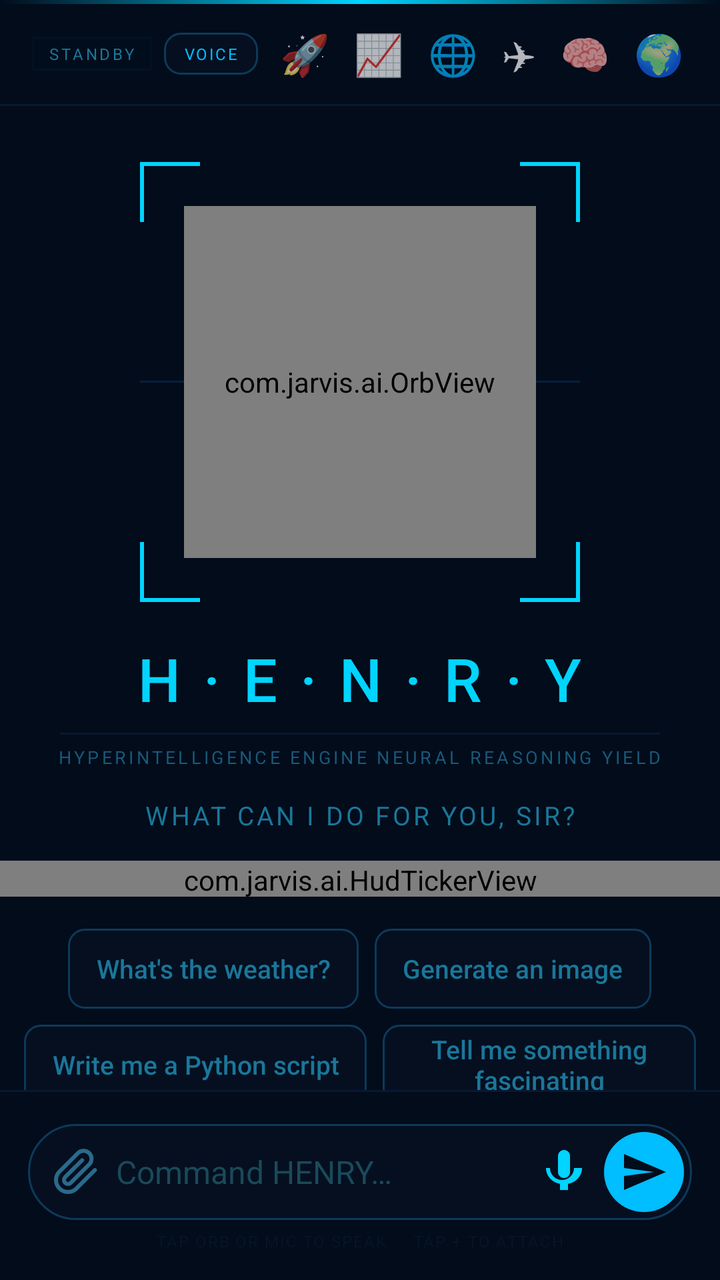
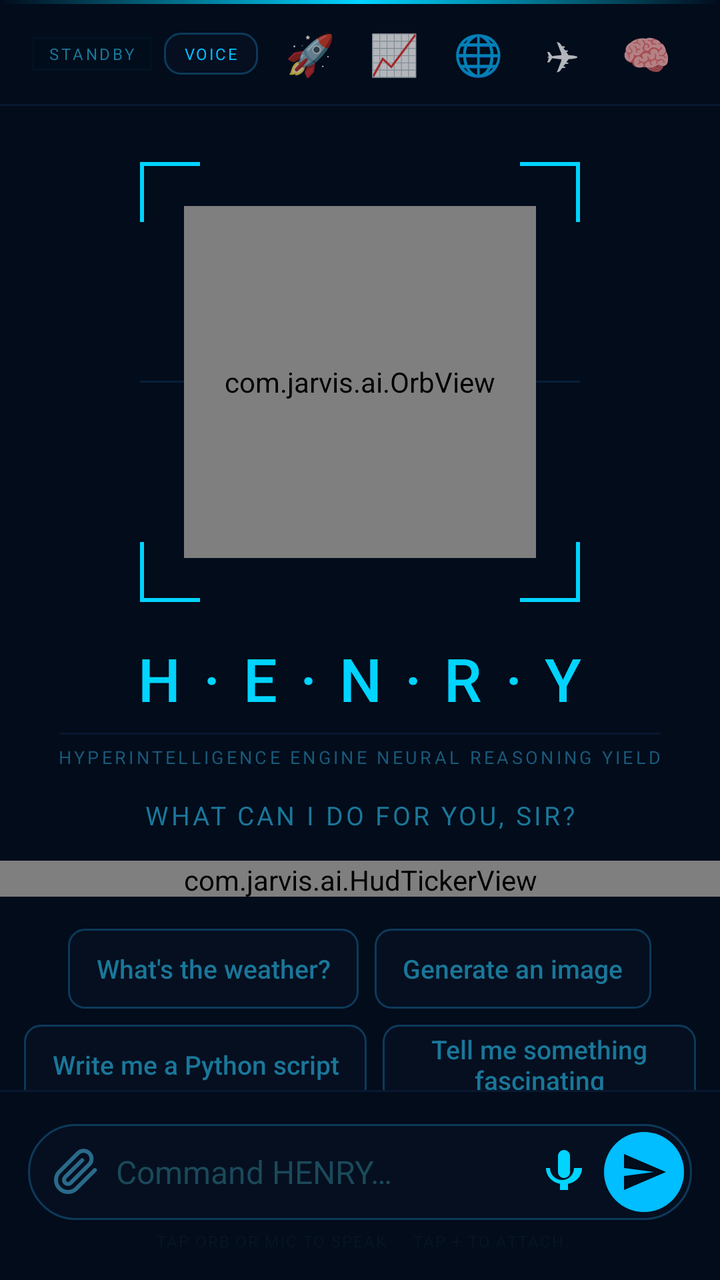

Screens rendered from an Android XML layout before and after an edit, with the pre-edit source and the edit as a unified diff.
<!-- AndroidManifest.xml: application theme Theme.Jarvis -->
<!-- res/layout/activity_main.xml -->
<?xml version="1.0" encoding="utf-8"?>
<androidx.constraintlayout.widget.ConstraintLayout
    xmlns:android="http://schemas.android.com/apk/res/android"
    xmlns:app="http://schemas.android.com/apk/res-auto"
    android:layout_width="match_parent"
    android:layout_height="match_parent"
    android:background="#020C1B">

    
    <View
        android:id="@+id/top_line"
        android:layout_width="match_parent"
        android:layout_height="2dp"
        android:background="@drawable/bg_gradient_line"
        app:layout_constraintTop_toTopOf="parent"
        app:layout_constraintStart_toStartOf="parent"/>

    
    <LinearLayout
        android:id="@+id/topbar"
        android:layout_width="match_parent"
        android:layout_height="50dp"
        android:orientation="horizontal"
        android:gravity="center_vertical"
        android:paddingStart="16dp"
        android:paddingEnd="12dp"
        android:background="#020C1B"
        app:layout_constraintTop_toBottomOf="@id/top_line"
        app:layout_constraintStart_toStartOf="parent">

        
        <LinearLayout
            android:layout_width="0dp"
            android:layout_height="wrap_content"
            android:layout_weight="1"
            android:orientation="vertical">

            <TextView
                android:id="@+id/tv_title"
                android:layout_width="wrap_content"
                android:layout_height="wrap_content"
                android:text="H·E·N·R·Y"
                android:textColor="#00D4FF"
                android:textSize="14sp"
                android:letterSpacing="0.32"
                android:fontFamily="sans-serif-medium"/>

            <TextView
                android:layout_width="wrap_content"
                android:layout_height="wrap_content"
                android:text="HYPERINTELLIGENCE ENGINE NEURAL REASONING YIELD"
                android:textColor="#2E6A8A"
                android:textSize="6sp"
                android:letterSpacing="0.12"/>

        </LinearLayout>

        
        <TextView
            android:id="@+id/tv_status"
            android:layout_width="wrap_content"
            android:layout_height="wrap_content"
            android:text="STANDBY"
            android:textColor="#1A7799"
            android:textSize="8sp"
            android:letterSpacing="0.16"
            android:paddingHorizontal="8dp"
            android:paddingVertical="3dp"
            android:layout_marginEnd="6dp"
            android:background="@drawable/bg_status_badge"/>

        
        <TextView
            android:id="@+id/btn_voice"
            android:layout_width="wrap_content"
            android:layout_height="wrap_content"
            android:text="VOICE"
            android:textColor="#00BEFF"
            android:textSize="8sp"
            android:letterSpacing="0.1"
            android:paddingHorizontal="10dp"
            android:paddingVertical="5dp"
            android:layout_marginEnd="6dp"
            android:background="@drawable/bg_chip"
            android:clickable="true"
            android:focusable="true"
            android:contentDescription="Voice settings"/>

        
        <TextView
            android:id="@+id/btn_space"
            android:layout_width="wrap_content"
            android:layout_height="wrap_content"
            android:text="🚀"
            android:textSize="20sp"
            android:paddingHorizontal="5dp"
            android:paddingVertical="4dp"
            android:layout_marginEnd="2dp"
            android:clickable="true"
            android:focusable="true"
            android:contentDescription="Space Command"/>

        
        <TextView
            android:id="@+id/btn_markets"
            android:layout_width="wrap_content"
            android:layout_height="wrap_content"
            android:text="📈"
            android:textSize="20sp"
            android:paddingHorizontal="5dp"
            android:paddingVertical="4dp"
            android:layout_marginEnd="2dp"
            android:clickable="true"
            android:focusable="true"
            android:contentDescription="Live Markets"/>

        
        <TextView
            android:id="@+id/btn_earth_radar"
            android:layout_width="wrap_content"
            android:layout_height="wrap_content"
            android:text="🌐"
            android:textSize="20sp"
            android:paddingHorizontal="5dp"
            android:paddingVertical="4dp"
            android:layout_marginEnd="2dp"
            android:clickable="true"
            android:focusable="true"
            android:contentDescription="Earth Radar"/>

        
        <TextView
            android:id="@+id/btn_flight"
            android:layout_width="wrap_content"
            android:layout_height="wrap_content"
            android:text="✈"
            android:textSize="20sp"
            android:paddingHorizontal="5dp"
            android:paddingVertical="4dp"
            android:layout_marginEnd="2dp"
            android:clickable="true"
            android:focusable="true"
            android:contentDescription="Flight Tracker"/>

        
        <TextView
            android:id="@+id/btn_brain"
            android:layout_width="wrap_content"
            android:layout_height="wrap_content"
            android:text="🧠"
            android:textSize="20sp"
            android:paddingHorizontal="5dp"
            android:paddingVertical="4dp"
            android:layout_marginEnd="2dp"
            android:clickable="true"
            android:focusable="true"
            android:contentDescription="Brain"/>

        
        <TextView
            android:id="@+id/btn_earth_map"
            android:layout_width="wrap_content"
            android:layout_height="wrap_content"
            android:text="🌍"
            android:textSize="20sp"
            android:paddingHorizontal="5dp"
            android:paddingVertical="4dp"
            android:layout_marginEnd="2dp"
            android:clickable="true"
            android:focusable="true"
            android:contentDescription="Earth Map"/>

        
        <TextView
            android:id="@+id/btn_animal_scan"
            android:layout_width="wrap_content"
            android:layout_height="wrap_content"
            android:text="🐾"
            android:textSize="20sp"
            android:paddingHorizontal="5dp"
            android:paddingVertical="4dp"
            android:layout_marginEnd="2dp"
            android:clickable="true"
            android:focusable="true"
            android:contentDescription="Animal Scanner"/>

        
        <TextView
            android:id="@+id/btn_plant_scan"
            android:layout_width="wrap_content"
            android:layout_height="wrap_content"
            android:text="🌿"
            android:textSize="20sp"
            android:paddingHorizontal="5dp"
            android:paddingVertical="4dp"
            android:layout_marginEnd="2dp"
            android:clickable="true"
            android:focusable="true"
            android:contentDescription="Plant Scanner"/>

        
        <ImageButton
            android:id="@+id/btn_clear"
            android:layout_width="34dp"
            android:layout_height="34dp"
            android:background="@android:color/transparent"
            android:src="@drawable/ic_delete"
            android:contentDescription="Clear"
            android:tint="#2A6A8A"/>

    </LinearLayout>

    
    <View
        android:id="@+id/top_bar_line"
        android:layout_width="match_parent"
        android:layout_height="1dp"
        android:background="#081830"
        app:layout_constraintTop_toBottomOf="@id/topbar"
        app:layout_constraintStart_toStartOf="parent"/>

    
    <androidx.core.widget.NestedScrollView
        android:id="@+id/scroll_main"
        android:layout_width="match_parent"
        android:layout_height="0dp"
        android:fillViewport="true"
        app:layout_constraintTop_toBottomOf="@id/top_bar_line"
        app:layout_constraintBottom_toTopOf="@id/bottom_bar_line"
        app:layout_constraintStart_toStartOf="parent"
        app:layout_constraintEnd_toEndOf="parent">

        <LinearLayout
            android:layout_width="match_parent"
            android:layout_height="wrap_content"
            android:orientation="vertical">

            
            <LinearLayout
                android:id="@+id/orb_section"
                android:layout_width="match_parent"
                android:layout_height="wrap_content"
                android:orientation="vertical"
                android:gravity="center"
                android:paddingTop="28dp"
                android:paddingBottom="4dp">

                
                <FrameLayout
                    android:layout_width="220dp"
                    android:layout_height="220dp"
                    android:gravity="center">

                    
                    <View android:layout_width="30dp" android:layout_height="2dp"
                        android:background="#00D4FF" android:layout_gravity="top|start"/>
                    <View android:layout_width="2dp" android:layout_height="30dp"
                        android:background="#00D4FF" android:layout_gravity="top|start"/>
                    
                    <View android:layout_width="30dp" android:layout_height="2dp"
                        android:background="#00D4FF" android:layout_gravity="top|end"/>
                    <View android:layout_width="2dp" android:layout_height="30dp"
                        android:background="#00D4FF" android:layout_gravity="top|end"/>
                    
                    <View android:layout_width="30dp" android:layout_height="2dp"
                        android:background="#00D4FF" android:layout_gravity="bottom|start"/>
                    <View android:layout_width="2dp" android:layout_height="30dp"
                        android:background="#00D4FF" android:layout_gravity="bottom|start"/>
                    
                    <View android:layout_width="30dp" android:layout_height="2dp"
                        android:background="#00D4FF" android:layout_gravity="bottom|end"/>
                    <View android:layout_width="2dp" android:layout_height="30dp"
                        android:background="#00D4FF" android:layout_gravity="bottom|end"/>

                    
                    <View android:layout_width="match_parent" android:layout_height="1dp"
                        android:background="#06203A" android:layout_gravity="center"/>

                    
                    <com.jarvis.ai.OrbView
                        android:id="@+id/orb_view"
                        android:layout_width="176dp"
                        android:layout_height="176dp"
                        android:layout_gravity="center"
                        android:clickable="true"
                        android:focusable="true"/>

                </FrameLayout>

                
                <TextView
                    android:id="@+id/tv_henry_name"
                    android:layout_width="wrap_content"
                    android:layout_height="wrap_content"
                    android:text="H·E·N·R·Y"
                    android:textColor="#00D4FF"
                    android:textSize="30sp"
                    android:letterSpacing="0.38"
                    android:fontFamily="sans-serif-medium"
                    android:layout_marginTop="18dp"/>

                
                <View
                    android:layout_width="300dp"
                    android:layout_height="1dp"
                    android:background="#081830"
                    android:layout_marginTop="7dp"/>

                
                <TextView
                    android:layout_width="wrap_content"
                    android:layout_height="wrap_content"
                    android:text="HYPERINTELLIGENCE ENGINE NEURAL REASONING YIELD"
                    android:textColor="#1A5A7A"
                    android:textSize="9sp"
                    android:letterSpacing="0.16"
                    android:layout_marginTop="5dp"/>

                
                <TextView
                    android:id="@+id/tv_orb_hint"
                    android:layout_width="wrap_content"
                    android:layout_height="wrap_content"
                    android:text="WHAT CAN I DO FOR YOU, SIR?"
                    android:textColor="#1A7799"
                    android:textSize="13sp"
                    android:letterSpacing="0.1"
                    android:layout_marginTop="14dp"/>

                
                <com.jarvis.ai.HudTickerView
                    android:layout_width="match_parent"
                    android:layout_height="18dp"
                    android:layout_marginTop="14dp"/>

            </LinearLayout>

            
            <LinearLayout
                android:id="@+id/chips_row1"
                android:layout_width="match_parent"
                android:layout_height="wrap_content"
                android:orientation="horizontal"
                android:gravity="center"
                android:paddingHorizontal="12dp"
                android:layout_marginTop="12dp">

                <Button
                    android:id="@+id/chip1"
                    style="@android:style/Widget.Material.Button.Borderless"
                    android:layout_width="wrap_content"
                    android:layout_height="40dp"
                    android:text="What's the weather?"
                    android:textColor="#1A7799"
                    android:textSize="13sp"
                    android:textAllCaps="false"
                    android:background="@drawable/bg_chip"
                    android:paddingHorizontal="14dp"
                    android:layout_marginEnd="8dp"
                    android:stateListAnimator="@null"/>

                <Button
                    android:id="@+id/chip2"
                    style="@android:style/Widget.Material.Button.Borderless"
                    android:layout_width="wrap_content"
                    android:layout_height="40dp"
                    android:text="Generate an image"
                    android:textColor="#1A7799"
                    android:textSize="13sp"
                    android:textAllCaps="false"
                    android:background="@drawable/bg_chip"
                    android:paddingHorizontal="14dp"
                    android:stateListAnimator="@null"/>

            </LinearLayout>

            
            <LinearLayout
                android:id="@+id/chips_row2"
                android:layout_width="match_parent"
                android:layout_height="wrap_content"
                android:orientation="horizontal"
                android:gravity="center"
                android:paddingHorizontal="12dp"
                android:layout_marginTop="8dp">

                <Button
                    android:id="@+id/chip3"
                    style="@android:style/Widget.Material.Button.Borderless"
                    android:layout_width="wrap_content"
                    android:layout_height="40dp"
                    android:text="Write me a Python script"
                    android:textColor="#1A7799"
                    android:textSize="13sp"
                    android:textAllCaps="false"
                    android:background="@drawable/bg_chip"
                    android:paddingHorizontal="14dp"
                    android:layout_marginEnd="8dp"
                    android:stateListAnimator="@null"/>

                <Button
                    android:id="@+id/chip4"
                    style="@android:style/Widget.Material.Button.Borderless"
                    android:layout_width="wrap_content"
                    android:layout_height="40dp"
                    android:text="Tell me something fascinating"
                    android:textColor="#1A7799"
                    android:textSize="13sp"
                    android:textAllCaps="false"
                    android:background="@drawable/bg_chip"
                    android:paddingHorizontal="14dp"
                    android:stateListAnimator="@null"/>

            </LinearLayout>

            
            <LinearLayout
                android:id="@+id/chips_row3"
                android:layout_width="match_parent"
                android:layout_height="wrap_content"
                android:orientation="horizontal"
                android:gravity="center"
                android:paddingHorizontal="12dp"
                android:layout_marginTop="8dp"
                android:layout_marginBottom="12dp">

                <Button
                    android:id="@+id/chip5"
                    style="@android:style/Widget.Material.Button.Borderless"
                    android:layout_width="wrap_content"
                    android:layout_height="40dp"
                    android:text="Latest tech news"
                    android:textColor="#1A7799"
                    android:textSize="13sp"
                    android:textAllCaps="false"
                    android:background="@drawable/bg_chip"
                    android:paddingHorizontal="14dp"
                    android:layout_marginEnd="8dp"
                    android:stateListAnimator="@null"/>

                <Button
                    android:id="@+id/chip6"
                    style="@android:style/Widget.Material.Button.Borderless"
                    android:layout_width="wrap_content"
                    android:layout_height="40dp"
                    android:text="Explain quantum computing"
                    android:textColor="#1A7799"
                    android:textSize="13sp"
                    android:textAllCaps="false"
                    android:background="@drawable/bg_chip"
                    android:paddingHorizontal="14dp"
                    android:stateListAnimator="@null"/>

            </LinearLayout>

            
            <androidx.recyclerview.widget.RecyclerView
                android:id="@+id/recycler_chat"
                android:layout_width="match_parent"
                android:layout_height="wrap_content"
                android:paddingHorizontal="10dp"
                android:paddingTop="4dp"
                android:paddingBottom="8dp"
                android:clipToPadding="false"
                android:scrollbars="none"
                android:nestedScrollingEnabled="false"/>

        </LinearLayout>
    </androidx.core.widget.NestedScrollView>

    
    <View
        android:id="@+id/bottom_bar_line"
        android:layout_width="match_parent"
        android:layout_height="1dp"
        android:background="#081830"
        app:layout_constraintBottom_toTopOf="@id/input_container"
        app:layout_constraintStart_toStartOf="parent"/>

    
    <LinearLayout
        android:id="@+id/input_container"
        android:layout_width="match_parent"
        android:layout_height="wrap_content"
        android:orientation="vertical"
        android:background="#020C1B"
        android:paddingTop="10dp"
        android:paddingBottom="14dp"
        android:paddingHorizontal="14dp"
        app:layout_constraintBottom_toBottomOf="parent"
        app:layout_constraintStart_toStartOf="parent"
        app:layout_constraintEnd_toEndOf="parent">

        
        <FrameLayout
            android:layout_width="wrap_content"
            android:layout_height="wrap_content"
            android:layout_marginBottom="6dp">

            <ImageView
                android:id="@+id/iv_attach_preview"
                android:layout_width="64dp"
                android:layout_height="64dp"
                android:scaleType="centerCrop"
                android:background="@drawable/bg_chip"
                android:visibility="gone"
                android:contentDescription="Attached image"/>

            <TextView
                android:id="@+id/tv_remove_attach"
                android:layout_width="16dp"
                android:layout_height="16dp"
                android:text="x"
                android:textColor="#00BEFF"
                android:textSize="9sp"
                android:gravity="center"
                android:background="#aa020C1B"
                android:visibility="gone"
                android:layout_gravity="top|end"/>

        </FrameLayout>

        
        <LinearLayout
            android:layout_width="match_parent"
            android:layout_height="wrap_content"
            android:orientation="horizontal"
            android:gravity="center_vertical"
            android:background="@drawable/bg_input_box"
            android:paddingHorizontal="4dp"
            android:paddingVertical="4dp">

            <ImageButton
                android:id="@+id/btn_attach"
                android:layout_width="40dp"
                android:layout_height="40dp"
                android:background="@android:color/transparent"
                android:src="@drawable/ic_attach"
                android:contentDescription="Attach"
                android:tint="#2A6A8A"/>

            <EditText
                android:id="@+id/et_input"
                android:layout_width="0dp"
                android:layout_height="wrap_content"
                android:layout_weight="1"
                android:background="@null"
                android:textColor="#00D4FF"
                android:textColorHint="#1A4A5A"
                android:textSize="16sp"
                android:hint="Command HENRY…"
                android:maxLines="4"
                android:inputType="textMultiLine|textCapSentences"
                android:imeOptions="actionSend"/>

            <ImageButton
                android:id="@+id/btn_mic"
                android:layout_width="40dp"
                android:layout_height="40dp"
                android:background="@android:color/transparent"
                android:src="@drawable/ic_mic"
                android:contentDescription="Voice input"
                android:tint="#00D4FF"/>

            <ImageButton
                android:id="@+id/btn_send"
                android:layout_width="40dp"
                android:layout_height="40dp"
                android:background="@drawable/bg_send_btn"
                android:src="@drawable/ic_send"
                android:contentDescription="Send"
                android:tint="#020C1B"/>

        </LinearLayout>

        <TextView
            android:layout_width="wrap_content"
            android:layout_height="wrap_content"
            android:layout_gravity="center_horizontal"
            android:layout_marginTop="5dp"
            android:text="TAP ORB OR MIC TO SPEAK  ·  TAP + TO ATTACH"
            android:textColor="#071525"
            android:textSize="8sp"
            android:letterSpacing="0.08"/>

    </LinearLayout>

</androidx.constraintlayout.widget.ConstraintLayout>
<!-- resources referenced by this layout -->
<resources>
  <!-- drawable bg_chip (drawable) -->
  <?xml version="1.0" encoding="utf-8"?>
  <ripple xmlns:android="http://schemas.android.com/apk/res/android"
      android:color="#1400BEFF">
      <item>
          <shape android:shape="rectangle">
              <solid android:color="#050F20"/>
              <corners android:radius="8dp"/>
              <stroke android:width="1dp" android:color="#0D3A5A"/>
          </shape>
      </item>
  </ripple>
  <!-- drawable bg_gradient_line (drawable) -->
  <?xml version="1.0" encoding="utf-8"?>
  <shape xmlns:android="http://schemas.android.com/apk/res/android"
      android:shape="rectangle">
      <gradient
          android:type="linear"
          android:angle="0"
          android:startColor="#00000000"
          android:centerColor="#FF00D4FF"
          android:endColor="#00000000"/>
  </shape>
  <!-- drawable bg_input_box (drawable) -->
  <?xml version="1.0" encoding="utf-8"?>
  <shape xmlns:android="http://schemas.android.com/apk/res/android"
      android:shape="rectangle">
      <solid android:color="#050F20"/>
      <corners android:radius="24dp"/>
      <stroke android:width="1dp" android:color="#0D3A5A"/>
  </shape>
  <!-- drawable bg_send_btn (drawable) -->
  <?xml version="1.0" encoding="utf-8"?>
  <shape xmlns:android="http://schemas.android.com/apk/res/android"
      android:shape="oval">
      <solid android:color="#00BEFF"/>
  </shape>
  <!-- drawable bg_status_badge (drawable) -->
  <?xml version="1.0" encoding="utf-8"?>
  <shape xmlns:android="http://schemas.android.com/apk/res/android"
      android:shape="rectangle">
      <solid android:color="#08003344"/>
      <stroke android:width="1dp" android:color="#1A004466"/>
  </shape>
  <!-- drawable ic_attach (drawable) -->
  <vector xmlns:android="http://schemas.android.com/apk/res/android"
      android:width="24dp"
      android:height="24dp"
      android:viewportWidth="24"
      android:viewportHeight="24">
      <path
          android:fillColor="@android:color/transparent"
          android:strokeColor="#64748b"
          android:strokeWidth="2"
          android:strokeLineCap="round"
          android:strokeLineJoin="round"
          android:pathData="M21.44,11.05l-9.19,9.19a6,6 0,0 1,-8.49 -8.49l9.19,-9.19a4,4 0,0 1,5.66 5.66l-9.2,9.19a2,2 0,0 1,-2.83 -2.83l8.49,-8.48"/>
  </vector>
  <!-- drawable ic_delete (drawable) -->
  <?xml version="1.0" encoding="utf-8"?>
  <vector xmlns:android="http://schemas.android.com/apk/res/android"
      android:width="24dp" android:height="24dp"
      android:viewportWidth="24" android:viewportHeight="24">
      <path android:fillColor="#FFFFFFFF"
          android:pathData="M6,19C6,20.1 6.9,21 8,21L16,21C17.1,21 18,20.1 18,19L18,7L6,7L6,19ZM19,4L15.5,4L14.5,3L9.5,3L8.5,4L5,4L5,6L19,6L19,4Z"/>
  </vector>
  <!-- drawable ic_send (drawable) -->
  <?xml version="1.0" encoding="utf-8"?>
  <vector xmlns:android="http://schemas.android.com/apk/res/android"
      android:width="24dp" android:height="24dp"
      android:viewportWidth="24" android:viewportHeight="24">
      <path android:fillColor="#FFFFFFFF"
          android:pathData="M2,21L23,12L2,3L2,10L17,12L2,14L2,21Z"/>
  </vector>
  <style name="Theme.Jarvis" parent="Theme.AppCompat.NoActionBar">
          <item name="android:windowBackground">#070d1a</item>
          <item name="android:statusBarColor">#070d1a</item>
          <item name="android:navigationBarColor">#070d1a</item>
          <item name="android:windowFullscreen">true</item>
          <item name="colorPrimary">#3b82f6</item>
          <item name="colorPrimaryDark">#1d4ed8</item>
          <item name="colorAccent">#3b82f6</item>
      </style>
  <!-- unchanged entries left out for length: 1 -->
</resources>

<!-- the commit's change to res/layout/activity_main.xml (unified diff, before → after) -->
@@ -89,113 +89,113 @@
         
         <TextView
             android:id="@+id/btn_space"
-            android:layout_width="wrap_content"
-            android:layout_height="wrap_content"
+            android:layout_width="40dp"
+            android:layout_height="40dp"
             android:text="🚀"
             android:textSize="20sp"
-            android:paddingHorizontal="5dp"
-            android:paddingVertical="4dp"
-            android:layout_marginEnd="2dp"
-            android:clickable="true"
-            android:focusable="true"
+            android:gravity="center"
+            android:layout_marginEnd="2dp"
+            android:clickable="true"
+            android:focusable="true"
+            android:background="?android:attr/selectableItemBackgroundBorderless"
             android:contentDescription="Space Command"/>
 
         
         <TextView
             android:id="@+id/btn_markets"
-            android:layout_width="wrap_content"
-            android:layout_height="wrap_content"
+            android:layout_width="40dp"
+            android:layout_height="40dp"
             android:text="📈"
             android:textSize="20sp"
-            android:paddingHorizontal="5dp"
-            android:paddingVertical="4dp"
-            android:layout_marginEnd="2dp"
-            android:clickable="true"
-            android:focusable="true"
+            android:gravity="center"
+            android:layout_marginEnd="2dp"
+            android:clickable="true"
+            android:focusable="true"
+            android:background="?android:attr/selectableItemBackgroundBorderless"
             android:contentDescription="Live Markets"/>
 
         
         <TextView
             android:id="@+id/btn_earth_radar"
-            android:layout_width="wrap_content"
-            android:layout_height="wrap_content"
+            android:layout_width="40dp"
+            android:layout_height="40dp"
             android:text="🌐"
             android:textSize="20sp"
-            android:paddingHorizontal="5dp"
-            android:paddingVertical="4dp"
-            android:layout_marginEnd="2dp"
-            android:clickable="true"
-            android:focusable="true"
+            android:gravity="center"
+            android:layout_marginEnd="2dp"
+            android:clickable="true"
+            android:focusable="true"
+            android:background="?android:attr/selectableItemBackgroundBorderless"
             android:contentDescription="Earth Radar"/>
 
         
         <TextView
             android:id="@+id/btn_flight"
-            android:layout_width="wrap_content"
-            android:layout_height="wrap_content"
+            android:layout_width="40dp"
+            android:layout_height="40dp"
             android:text="✈"
             android:textSize="20sp"
-            android:paddingHorizontal="5dp"
-            android:paddingVertical="4dp"
-            android:layout_marginEnd="2dp"
-            android:clickable="true"
-            android:focusable="true"
+            android:gravity="center"
+            android:layout_marginEnd="2dp"
+            android:clickable="true"
+            android:focusable="true"
+            android:background="?android:attr/selectableItemBackgroundBorderless"
             android:contentDescription="Flight Tracker"/>
 
         
         <TextView
             android:id="@+id/btn_brain"
-            android:layout_width="wrap_content"
-            android:layout_height="wrap_content"
+            android:layout_width="40dp"
+            android:layout_height="40dp"
             android:text="🧠"
             android:textSize="20sp"
-            android:paddingHorizontal="5dp"
-            android:paddingVertical="4dp"
-            android:layout_marginEnd="2dp"
-            android:clickable="true"
-            android:focusable="true"
+            android:gravity="center"
+            android:layout_marginEnd="2dp"
+            android:clickable="true"
+            android:focusable="true"
+            android:background="?android:attr/selectableItemBackgroundBorderless"
             android:contentDescription="Brain"/>
 
         
         <TextView
             android:id="@+id/btn_earth_map"
-            android:layout_width="wrap_content"
-            android:layout_height="wrap_content"
+            android:layout_width="40dp"
+            android:layout_height="40dp"
             android:text="🌍"
             android:textSize="20sp"
-            android:paddingHorizontal="5dp"
-            android:paddingVertical="4dp"
-            android:layout_marginEnd="2dp"
-            android:clickable="true"
-            android:focusable="true"
+            android:gravity="center"
+            android:layout_marginEnd="2dp"
+            android:clickable="true"
+            android:focusable="true"
+            android:background="?android:attr/selectableItemBackgroundBorderless"
             android:contentDescription="Earth Map"/>
 
         
         <TextView
             android:id="@+id/btn_animal_scan"
-            android:layout_width="wrap_content"
-            android:layout_height="wrap_content"
+            android:layout_width="40dp"
+            android:layout_height="40dp"
             android:text="🐾"
             android:textSize="20sp"
-            android:paddingHorizontal="5dp"
-            android:paddingVertical="4dp"
-            android:layout_marginEnd="2dp"
-            android:clickable="true"
-            android:focusable="true"
+            android:gravity="center"
+            android:layout_marginEnd="2dp"
+            android:clickable="true"
+            android:focusable="true"
+            android:background="?android:attr/selectableItemBackgroundBorderless"
             android:contentDescription="Animal Scanner"/>
 
         
         <TextView
             android:id="@+id/btn_plant_scan"
-            android:layout_width="wrap_content"
-            android:layout_height="wrap_content"
+            android:layout_width="40dp"
+            android:layout_height="40dp"
             android:text="🌿"
             android:textSize="20sp"
-            android:paddingHorizontal="5dp"
-            android:paddingVertical="4dp"
-            android:layout_marginEnd="2dp"
-            android:clickable="true"
-            android:focusable="true"
+            android:gravity="center"
+            android:layout_marginEnd="2dp"
+            android:clickable="true"
+            android:focusable="true"
+            android:background="?android:attr/selectableItemBackgroundBorderless"
             android:contentDescription="Plant Scanner"/>
 
         
